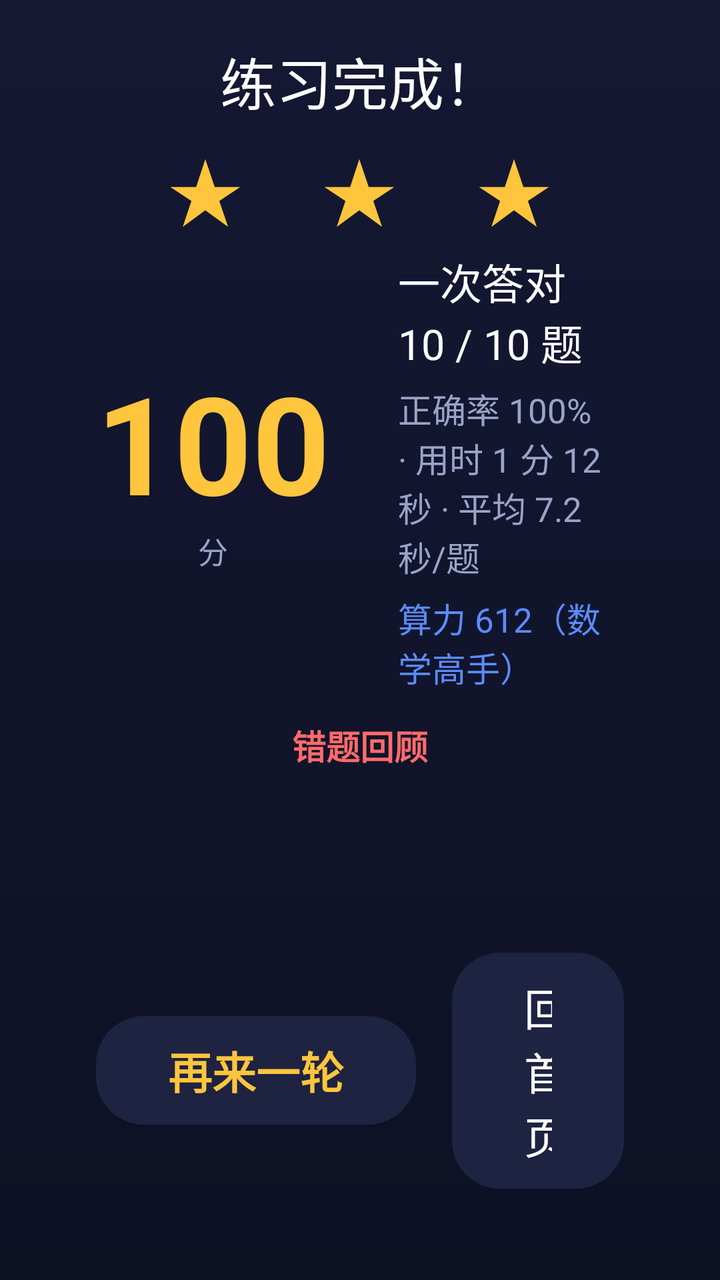
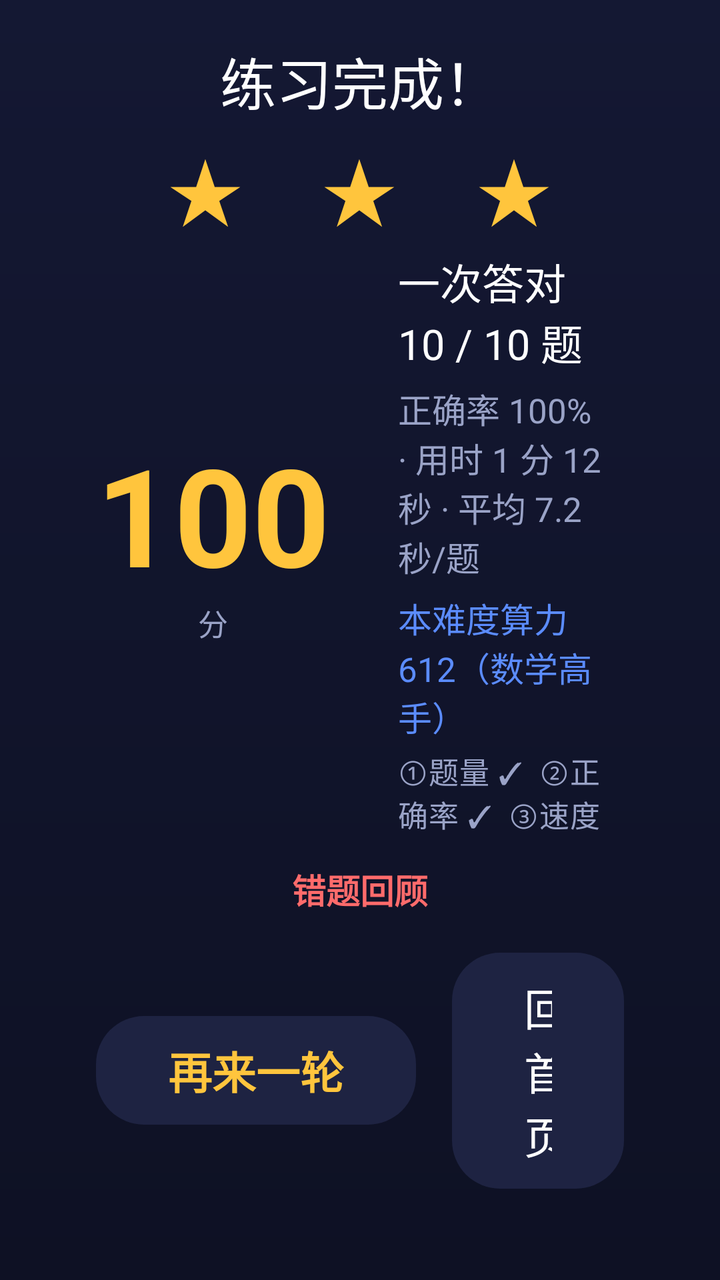

An Android layout rendered at two revisions. The XML below is the earlier revision; the diff shows what the commit changed to produce the second picture.
<!-- AndroidManifest.xml: application theme Theme.MathKing -->
<!-- res/layout/fragment_result.xml -->
<?xml version="1.0" encoding="utf-8"?>
<LinearLayout xmlns:android="http://schemas.android.com/apk/res/android"
    android:layout_width="match_parent"
    android:layout_height="match_parent"
    android:background="@drawable/bg_page"
    android:clipChildren="false"
    android:clipToPadding="false"
    android:gravity="center"
    android:orientation="vertical"
    android:paddingStart="48dp"
    android:paddingTop="20dp"
    android:paddingEnd="48dp"
    android:paddingBottom="20dp">

    <TextView
        android:id="@+id/tvTitle"
        android:layout_width="wrap_content"
        android:layout_height="wrap_content"
        android:text="练习完成！"
        android:textColor="@color/text"
        android:textSize="28sp" />

    <TextView
        android:id="@+id/tvStars"
        android:layout_width="wrap_content"
        android:layout_height="wrap_content"
        android:layout_marginTop="2dp"
        android:letterSpacing="0.12"
        android:text="★  ★  ★"
        android:textColor="@color/accent"
        android:textSize="44sp" />

    <LinearLayout
        android:layout_width="wrap_content"
        android:layout_height="wrap_content"
        android:layout_marginTop="2dp"
        android:gravity="center_vertical"
        android:orientation="horizontal">

        <LinearLayout
            android:layout_width="wrap_content"
            android:layout_height="wrap_content"
            android:gravity="center"
            android:orientation="vertical">

            <TextView
                android:id="@+id/tvScore"
                android:layout_width="wrap_content"
                android:layout_height="wrap_content"
                android:includeFontPadding="false"
                android:text="100"
                android:textColor="@color/accent"
                android:textSize="68sp"
                android:textStyle="bold" />

            <TextView
                android:layout_width="wrap_content"
                android:layout_height="wrap_content"
                android:text="分"
                android:textColor="@color/text_dim"
                android:textSize="15sp" />
        </LinearLayout>

        <LinearLayout
            android:layout_width="wrap_content"
            android:layout_height="wrap_content"
            android:layout_marginStart="34dp"
            android:orientation="vertical">

            <TextView
                android:id="@+id/tvLine1"
                android:layout_width="wrap_content"
                android:layout_height="wrap_content"
                android:text="一次答对 10 / 10 题"
                android:textColor="@color/text"
                android:textSize="21sp" />

            <TextView
                android:id="@+id/tvLine2"
                android:layout_width="wrap_content"
                android:layout_height="wrap_content"
                android:layout_marginTop="6dp"
                android:text="正确率 100% · 用时 1 分 12 秒 · 平均 7.2 秒/题"
                android:textColor="@color/text_dim"
                android:textSize="17sp" />

            <TextView
                android:id="@+id/tvLine3"
                android:layout_width="wrap_content"
                android:layout_height="wrap_content"
                android:layout_marginTop="6dp"
                android:text="算力 612（数学高手）"
                android:textColor="@color/blue"
                android:textSize="17sp" />
        </LinearLayout>
    </LinearLayout>

    <LinearLayout
        android:id="@+id/unlockBox"
        android:layout_width="wrap_content"
        android:layout_height="wrap_content"
        android:layout_marginTop="14dp"
        android:background="@drawable/bg_card"
        android:orientation="vertical"
        android:paddingStart="26dp"
        android:paddingTop="12dp"
        android:paddingEnd="26dp"
        android:paddingBottom="14dp"
        android:visibility="gone">

        <TextView
            android:layout_width="wrap_content"
            android:layout_height="wrap_content"
            android:layout_gravity="center_horizontal"
            android:text="🎉 解锁新难度"
            android:textColor="@color/accent"
            android:textSize="16sp" />

        <TextView
            android:id="@+id/tvUnlockName"
            android:layout_width="wrap_content"
            android:layout_height="wrap_content"
            android:layout_gravity="center_horizontal"
            android:layout_marginTop="2dp"
            android:text="100 以内加减"
            android:textColor="@color/text"
            android:textSize="30sp"
            android:textStyle="bold" />

        <TextView
            android:id="@+id/tvUnlockTip"
            android:layout_width="wrap_content"
            android:layout_height="wrap_content"
            android:layout_gravity="center_horizontal"
            android:text="S4 · 两位数综合"
            android:textColor="@color/text_dim"
            android:textSize="13sp" />

        <LinearLayout
            android:layout_width="match_parent"
            android:layout_height="wrap_content"
            android:layout_marginTop="12dp"
            android:orientation="horizontal">

            <TextView
                android:id="@+id/btnGoNext"
                android:layout_width="0dp"
                android:layout_height="wrap_content"
                android:layout_weight="1"
                android:background="@drawable/selector_key"
                android:clickable="true"
                android:focusable="true"
                android:gravity="center"
                android:paddingTop="11dp"
                android:paddingBottom="11dp"
                android:text="现在去练"
                android:textColor="@color/key_text"
                android:textSize="17sp"
                android:textStyle="bold" />

            <TextView
                android:id="@+id/btnLater"
                android:layout_width="0dp"
                android:layout_height="wrap_content"
                android:layout_marginStart="12dp"
                android:layout_weight="0.6"
                android:background="@drawable/selector_card"
                android:clickable="true"
                android:focusable="true"
                android:gravity="center"
                android:paddingTop="11dp"
                android:paddingBottom="11dp"
                android:text="待会儿"
                android:textColor="@color/text"
                android:textSize="17sp" />
        </LinearLayout>
    </LinearLayout>

    <TextView
        android:id="@+id/tvWrongTitle"
        android:layout_width="wrap_content"
        android:layout_height="wrap_content"
        android:layout_marginTop="14dp"
        android:text="错题回顾"
        android:textColor="@color/red"
        android:textSize="17sp"
        android:textStyle="bold" />

    
    <ScrollView
        android:id="@+id/wrongScroll"
        android:layout_width="match_parent"
        android:layout_height="0dp"
        android:layout_marginTop="2dp"
        android:layout_weight="1"
        android:minHeight="60dp"
        android:scrollbars="none">

        <LinearLayout
            android:id="@+id/wrongList"
            android:layout_width="match_parent"
            android:layout_height="wrap_content"
            android:orientation="vertical" />
    </ScrollView>

    
    <LinearLayout
        android:layout_width="wrap_content"
        android:layout_height="wrap_content"
        android:layout_marginTop="12dp"
        android:clipChildren="false"
        android:clipToPadding="false"
        android:gravity="center"
        android:orientation="horizontal">

        <TextView
            android:id="@+id/btnAgain"
            android:layout_width="wrap_content"
            android:layout_height="wrap_content"
            android:background="@drawable/selector_card"
            android:clickable="true"
            android:focusable="true"
            android:paddingStart="36dp"
            android:paddingTop="11dp"
            android:paddingEnd="36dp"
            android:paddingBottom="11dp"
            android:text="再来一轮"
            android:textColor="@color/accent"
            android:textSize="22sp"
            android:textStyle="bold" />

        <TextView
            android:id="@+id/btnHome"
            android:layout_width="wrap_content"
            android:layout_height="wrap_content"
            android:layout_marginStart="18dp"
            android:background="@drawable/selector_card"
            android:clickable="true"
            android:focusable="true"
            android:paddingStart="36dp"
            android:paddingTop="11dp"
            android:paddingEnd="36dp"
            android:paddingBottom="11dp"
            android:text="回首页"
            android:textColor="@color/text"
            android:textSize="22sp" />
    </LinearLayout>

    
    <TextView
        android:id="@+id/tvSpeakHint"
        android:layout_width="match_parent"
        android:layout_height="wrap_content"
        android:layout_marginTop="8dp"
        android:gravity="center"
        android:maxLines="2"
        android:text=""
        android:textColor="@color/text_dim"
        android:textSize="13sp" />
</LinearLayout>
<!-- resources referenced by this layout -->
<resources>
  <color name="accent">#FFC53D</color>
  <color name="blue">#5B8CFF</color>
  <color name="red">#FF6B6B</color>
  <color name="text">#FFFFFF</color>
  <color name="text_dim">#9AA3C7</color>
  <!-- drawable bg_card (drawable) -->
  <?xml version="1.0" encoding="utf-8"?>
  <shape xmlns:android="http://schemas.android.com/apk/res/android" android:shape="rectangle">
      <solid android:color="@color/card" />
      <corners android:radius="24dp" />
  </shape>
  <!-- drawable bg_page (drawable) -->
  <?xml version="1.0" encoding="utf-8"?>
  <shape xmlns:android="http://schemas.android.com/apk/res/android" android:shape="rectangle">
      <gradient android:angle="270" android:startColor="#141833" android:endColor="#0E1124" />
  </shape>
  <!-- drawable selector_card (drawable) -->
  <?xml version="1.0" encoding="utf-8"?>
  <selector xmlns:android="http://schemas.android.com/apk/res/android">
      <item android:state_focused="true" android:drawable="@drawable/bg_card_focus" />
      <item android:state_pressed="true" android:drawable="@drawable/bg_card_focus" />
      <item android:drawable="@drawable/bg_card" />
  </selector>
  <!-- drawable selector_key (drawable) -->
  <?xml version="1.0" encoding="utf-8"?>
  <selector xmlns:android="http://schemas.android.com/apk/res/android">
      <item android:state_focused="true" android:drawable="@drawable/bg_key_focus" />
      <item android:state_pressed="true" android:drawable="@drawable/bg_key_focus" />
      <item android:drawable="@drawable/bg_key" />
  </selector>
  <style name="Theme.MathKing" parent="Theme.AppCompat.NoActionBar">
          <item name="android:windowBackground">@color/bg</item>
          <item name="android:colorAccent">@color/accent</item>
          <item name="android:textColorPrimary">@color/text</item>
          <item name="android:windowNoTitle">true</item>
          <item name="android:windowFullscreen">false</item>
      </style>
  <color name="card">#1E2342</color>
  <!-- drawable bg_card_focus (drawable) -->
  <?xml version="1.0" encoding="utf-8"?>
  <shape xmlns:android="http://schemas.android.com/apk/res/android" android:shape="rectangle">
      <solid android:color="#38406F" />
      <stroke android:width="5dp" android:color="@color/accent" />
      <corners android:radius="24dp" />
  </shape>
  <!-- drawable bg_key_focus (drawable) -->
  <?xml version="1.0" encoding="utf-8"?>
  <shape xmlns:android="http://schemas.android.com/apk/res/android" android:shape="rectangle">
      <solid android:color="@color/accent" />
      <corners android:radius="18dp" />
  </shape>
  <!-- drawable bg_key (drawable) -->
  <?xml version="1.0" encoding="utf-8"?>
  <shape xmlns:android="http://schemas.android.com/apk/res/android" android:shape="rectangle">
      <solid android:color="#262C52" />
      <corners android:radius="18dp" />
  </shape>
  <color name="bg">#0E1124</color>
</resources>

<!-- the commit's change to res/layout/fragment_result.xml (unified diff, before → after) -->
@@ -89,9 +89,21 @@
                 android:layout_width="wrap_content"
                 android:layout_height="wrap_content"
                 android:layout_marginTop="6dp"
-                android:text="算力 612（数学高手）"
+                android:text="本难度算力 612（数学高手）"
                 android:textColor="@color/blue"
                 android:textSize="17sp" />
+
+            
+            <TextView
+                android:id="@+id/tvConditions"
+                android:layout_width="wrap_content"
+                android:layout_height="wrap_content"
+                android:layout_marginTop="4dp"
+                android:letterSpacing="0.02"
+                android:maxLines="2"
+                android:text="①题量 ✓  ②正确率 ✓  ③速度 ✗  ④算力 ✓"
+                android:textColor="@color/text_dim"
+                android:textSize="15sp" />
         </LinearLayout>
     </LinearLayout>
 
